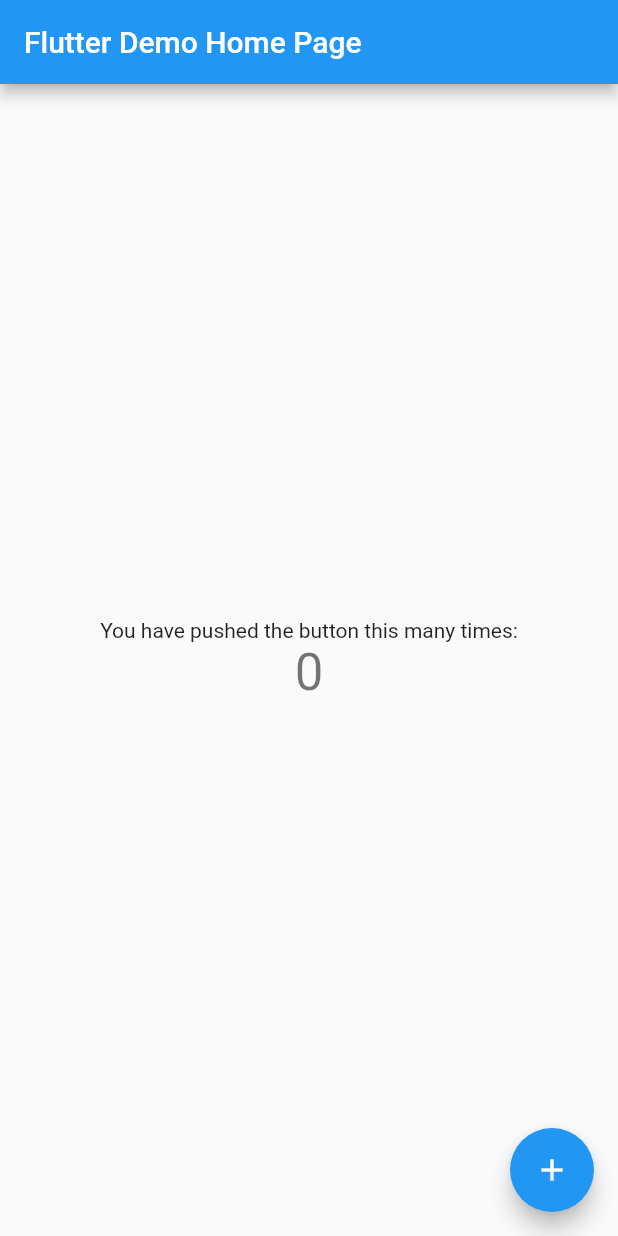
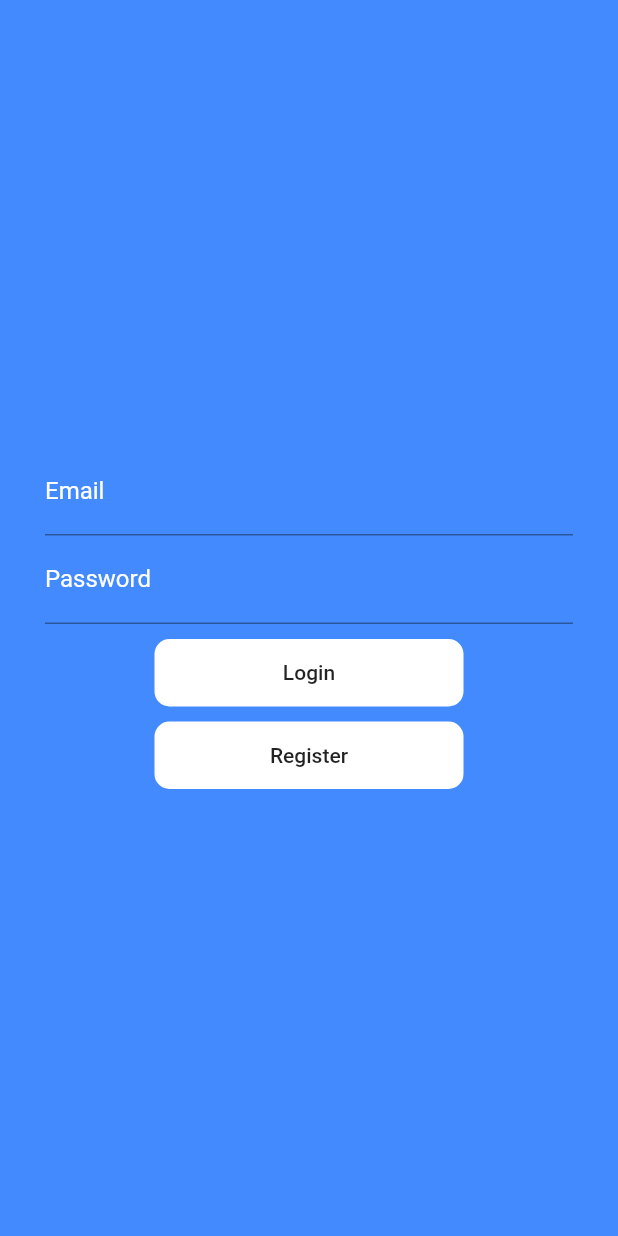
Before and after one commit to EphraimBsB/Crypto_Wallet, a Flutter app: the screen it shows after launch, on a phone screen of 412 x 824 dp. Run offline on Flutter 3.47's test engine with Material 2 defaults, Android fonts, the phone set to English and light mode, and no system bars; our stand-ins replace firebase_auth, firebase_core; accounts and stored records are empty.

Commit message:
Page for user to register and login with firebase

```diff
--- a/lib/main.dart
+++ b/lib/main.dart
@@ -1,115 +1,21 @@
+import 'package:cryto_wallet/ui/authentication.dart';
+import 'package:firebase_core/firebase_core.dart';
 import 'package:flutter/material.dart';
 
-void main() {
+void main() async {
+  WidgetsFlutterBinding.ensureInitialized();
+  await Firebase.initializeApp();
   runApp(const MyApp());
 }
 
 class MyApp extends StatelessWidget {
   const MyApp({Key? key}) : super(key: key);
 
-  // This widget is the root of your application.
   @override
   Widget build(BuildContext context) {
-    return MaterialApp(
-      title: 'Flutter Demo',
-      theme: ThemeData(
-        // This is the theme of your application.
-        //
-        // Try running your application with "flutter run". You'll see the
-        // application has a blue toolbar. Then, without quitting the app, try
-        // changing the primarySwatch below to Colors.green and then invoke
-        // "hot reload" (press "r" in the console where you ran "flutter run",
-        // or simply save your changes to "hot reload" in a Flutter IDE).
-        // Notice that the counter didn't reset back to zero; the application
-        // is not restarted.
-        primarySwatch: Colors.blue,
-      ),
-      home: const MyHomePage(title: 'Flutter Demo Home Page'),
+    return const MaterialApp(
+      title: 'Crypto Wallet',
+      home: Authentication(),
     );
   }
 }
-
-class MyHomePage extends StatefulWidget {
-  const MyHomePage({Key? key, required this.title}) : super(key: key);
-
-  // This widget is the home page of your application. It is stateful, meaning
-  // that it has a State object (defined below) that contains fields that affect
-  // how it looks.
-
-  // This class is the configuration for the state. It holds the values (in this
-  // case the title) provided by the parent (in this case the App widget) and
-  // used by the build method of the State. Fields in a Widget subclass are
-  // always marked "final".
-
-  final String title;
-
-  @override
-  State<MyHomePage> createState() => _MyHomePageState();
-}
-
-class _MyHomePageState extends State<MyHomePage> {
-  int _counter = 0;
-
-  void _incrementCounter() {
-    setState(() {
-      // This call to setState tells the Flutter framework that something has
-      // changed in this State, which causes it to rerun the build method below
-      // so that the display can reflect the updated values. If we changed
-      // _counter without calling setState(), then the build method would not be
-      // called again, and so nothing would appear to happen.
-      _counter++;
-    });
-  }
-
-  @override
-  Widget build(BuildContext context) {
-    // This method is rerun every time setState is called, for instance as done
-    // by the _incrementCounter method above.
-    //
-    // The Flutter framework has been optimized to make rerunning build methods
-    // fast, so that you can just rebuild anything that needs updating rather
-    // than having to individually change instances of widgets.
-    return Scaffold(
-      appBar: AppBar(
-        // Here we take the value from the MyHomePage object that was created by
-        // the App.build method, and use it to set our appbar title.
-        title: Text(widget.title),
-      ),
-      body: Center(
-        // Center is a layout widget. It takes a single child and positions it
-        // in the middle of the parent.
-        child: Column(
-          // Column is also a layout widget. It takes a list of children and
-          // arranges them vertically. By default, it sizes itself to fit its
-          // children horizontally, and tries to be as tall as its parent.
-          //
-          // Invoke "debug painting" (press "p" in the console, choose the
-          // "Toggle Debug Paint" action from the Flutter Inspector in Android
-          // Studio, or the "Toggle Debug Paint" command in Visual Studio Code)
-          // to see the wireframe for each widget.
-          //
-          // Column has various properties to control how it sizes itself and
-          // how it positions its children. Here we use mainAxisAlignment to
-          // center the children vertically; the main axis here is the vertical
-          // axis because Columns are vertical (the cross axis would be
-          // horizontal).
-          mainAxisAlignment: MainAxisAlignment.center,
-          children: <Widget>[
-            const Text(
-              'You have pushed the button this many times:',
-            ),
-            Text(
-              '$_counter',
-              style: Theme.of(context).textTheme.headline4,
-            ),
-          ],
-        ),
-      ),
-      floatingActionButton: FloatingActionButton(
-        onPressed: _incrementCounter,
-        tooltip: 'Increment',
-        child: const Icon(Icons.add),
-      ), // This trailing comma makes auto-formatting nicer for build methods.
-    );
-  }
-}
--- /dev/null
+++ b/lib/net/flutter_fire.dart
@@ -0,0 +1,28 @@
+import 'package:firebase_auth/firebase_auth.dart';
+
+Future<bool> signIn(String email, String password) async {
+  try{
+    await FirebaseAuth.instance.signInWithEmailAndPassword(email: email, password: password);
+    return true;
+  }catch(e){
+    print(e.toString());
+    return false;
+  }
+}
+
+Future<bool> register(String email, String password) async {
+  try {
+  await FirebaseAuth.instance.createUserWithEmailAndPassword(email: email, password: password);
+  return true;
+} on FirebaseAuthException catch  (e) {
+  if(e.code == 'weak-password'){
+    print('Password provided is too weak');
+  }else if(e.code == 'email-already-in-use'){
+    print('The ccount already exist for that email');
+  }
+  return false;
+} catch(e){
+  print(e.toString());
+  return false;
+}
+}
--- /dev/null
+++ b/lib/ui/authentication.dart
@@ -0,0 +1,95 @@
+import 'package:cryto_wallet/net/flutter_fire.dart';
+import 'package:cryto_wallet/ui/home_view.dart';
+import 'package:flutter/material.dart';
+
+class Authentication extends StatefulWidget {
+  const Authentication({ Key? key }) : super(key: key);
+
+  @override
+  _AuthenticationState createState() => _AuthenticationState();
+}
+
+class _AuthenticationState extends State<Authentication> {
+  TextEditingController emailField = TextEditingController();
+  TextEditingController passwordField = TextEditingController();
+  @override
+  Widget build(BuildContext context) {
+    return Scaffold(
+      body: Container(
+        width: MediaQuery.of(context).size.width,
+        height: MediaQuery.of(context).size.height,
+        padding: const EdgeInsets.all(30),
+        decoration: const BoxDecoration(
+          color: Colors.blueAccent
+        ),
+        child: Column(
+          mainAxisAlignment: MainAxisAlignment.center,
+          children: [
+            TextFormField(
+              controller: emailField,
+              decoration: const InputDecoration(
+                labelText: 'Email',
+                labelStyle: TextStyle(
+                  color: Colors.white
+                ),
+                hintText: 'example@gmail.com',
+                hintStyle: TextStyle(
+                  color: Colors.white
+                )
+              )
+            ),
+            TextFormField(
+              controller: passwordField,
+              obscureText: true,
+              decoration: const InputDecoration(
+                labelText: 'Password',
+                labelStyle: TextStyle(
+                  color: Colors.white
+                ),
+                hintText: '.......',
+                hintStyle: TextStyle(
+                  color: Colors.white
+                )
+              )
+            ),
+            const SizedBox(height: 10,),
+            Container(
+              width: MediaQuery.of(context).size.width/2,
+              height: 45,
+              decoration: BoxDecoration(
+                borderRadius: BorderRadius.circular(10),
+                color: Colors.white
+              ),
+              child: MaterialButton(
+                onPressed: () async {
+                  bool shouldNavigate = await signIn(emailField.text, passwordField.text);
+                  if(shouldNavigate ){
+                    Navigator.push(context,MaterialPageRoute(builder: (context) => const HomeView()));
+                  }
+                },
+                child: Text('Login'),
+              ),
+            ),
+            const SizedBox(height: 10,),
+             Container(
+              width: MediaQuery.of(context).size.width/2,
+              height: 45,
+              decoration: BoxDecoration(
+                borderRadius: BorderRadius.circular(10),
+                color: Colors.white
+              ),
+              child: MaterialButton(
+                onPressed: () async {
+                  bool shouldNavigate = await register(emailField.text, passwordField.text);
+                  if(shouldNavigate ){
+                    Navigator.push(context,MaterialPageRoute(builder: (context) => const HomeView()));                  }
+                },
+                child: Text('Register'),
+              ),
+            ),
+          ],
+        )
+      ),
+    );
+  }
+}
--- a/pubspec.yaml
+++ b/pubspec.yaml
@@ -34,6 +34,9 @@
   # The following adds the Cupertino Icons font to your application.
   # Use with the CupertinoIcons class for iOS style icons.
   cupertino_icons: ^1.0.2
+  firebase_core: ^1.11.0
+  firebase_auth: ^3.3.5
+  cloud_firestore: ^3.1.6
 
 dev_dependencies:
   flutter_test:
```
Also changed, not shown: lib/ui/home_view.dart (added, +25 -0 lines), lib/model/coins.dart (added), lib/net/api_methodes.dart (added), pubspec.lock, 1 other file.
